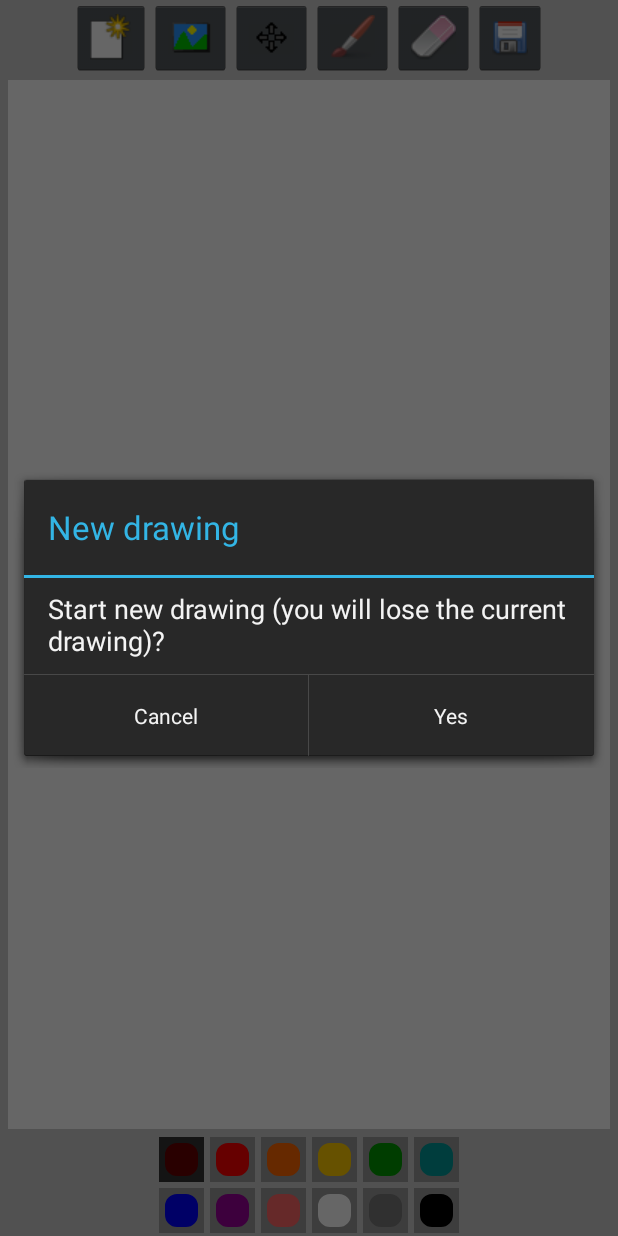
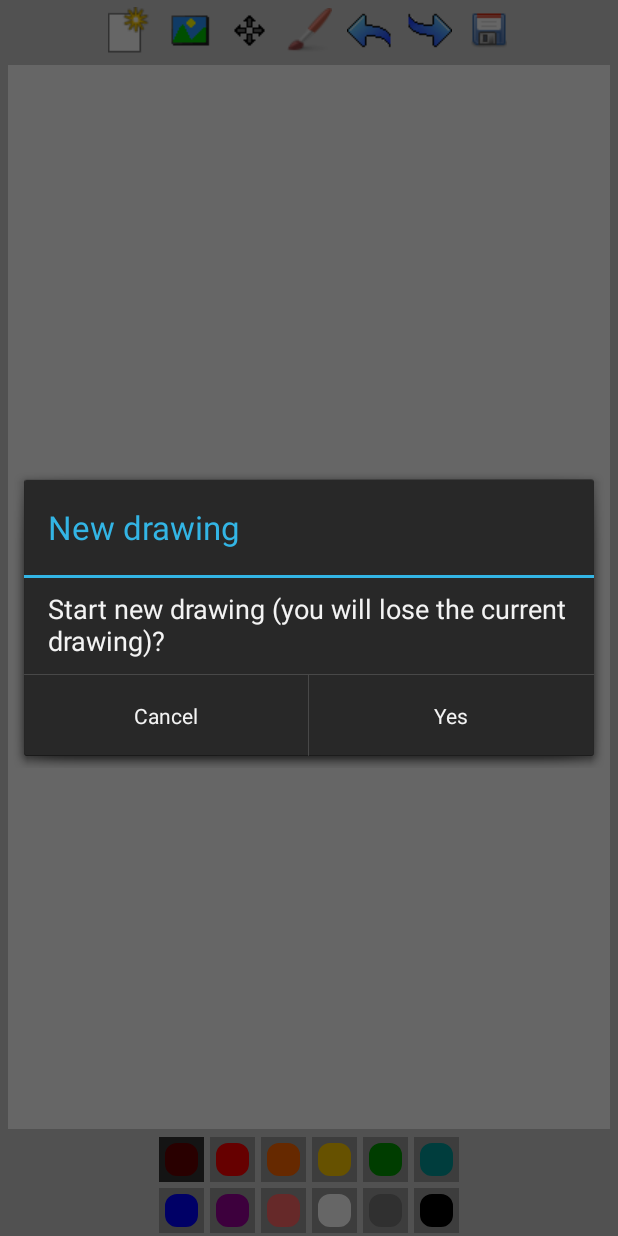
Before and after one commit to chrislyle/Splodge, an Android app: the screen it shows after launch (MainActivity), after a tap on "New", on a phone screen of 412 x 824 dp. Run offline under Robolectric (Android 15) with nearby library versions, the phone set to English and light mode, and no system bars.

Commit message:
undo redo initial

```diff
--- a/app/build.gradle
+++ b/app/build.gradle
@@ -4,7 +4,7 @@ android {
     compileSdkVersion 27
     defaultConfig {
         applicationId "uk.co.cothamdigitalservices.chris.splodge"
-        minSdkVersion 23
+        minSdkVersion 19
         targetSdkVersion 27
         versionCode 1
         versionName "1.0"
--- a/app/src/main/java/uk/co/cothamdigitalservices/chris/splodge/DrawingView.java
+++ b/app/src/main/java/uk/co/cothamdigitalservices/chris/splodge/DrawingView.java
@@ -21,51 +21,41 @@ public class DrawingView extends ScrollView {
     public String selectedImagePath = null;
     public boolean movingImage = false;
 
-    // drawing path
     private Path drawingPath;
-    // drawing and canvas paint
     private Paint drawPaint, canvasPaint;
-    // initial color
     private int paintColor = 0xFF660000;
-    // canvas
     private Canvas drawCanvas;
-    // canvas bitmap
     private Bitmap canvasBitmap;
     private Bitmap imageBGBitmap;
     private float brushSize, lastBrushSize;
 
 
+    private float currentX, currentY;
+    private int totalX, totalY;
+    private int maxLeft, maxRight, maxTop, maxBottom;
+    private float downX, downY;
+    private int bitmapWidth, bitmapHeight;
+    private int viewWidth, viewHeight;
+    private float diffX, diffY;
+    private int maxX, maxY;
 
-    float currentX;
-    float currentY;
 
-    int totalX = 0;
-    int totalY = 0;
 
-    int maxLeft = 0;
-    int maxRight = 0;
-    int maxTop = 0;
-    int maxBottom = 0;
-
-    float downX = 0;
-    float downY = 0;
-
-    int bitmapWidth = 0;
-    int bitmapHeight = 0;
-
-    int viewWidth = 0;
-    int viewHeight = 0;
-
-    float diffX = 0;
-    float diffY = 0;
-
-    int maxX = 0;
-    int maxY = 0;
+    private DrawingBuffer dbuff;
 
 
     public DrawingView(Context context, AttributeSet attrs) {
         super(context, attrs);
+
         setupDrawing();
+    }
+
+    public void undo(){
+        dbuff.undo(drawCanvas);
+    }
+
+    public void redo(){
+        dbuff.redo(drawCanvas);
     }
 
     private void setupDrawing() {
@@ -81,6 +71,8 @@ public class DrawingView extends ScrollView {
         canvasPaint = new Paint(Paint.DITHER_FLAG);
         brushSize = getResources().getInteger(R.integer.medium_size);
         lastBrushSize = brushSize;
+
+        dbuff = new DrawingBuffer(this, drawingPath, drawPaint);
     }
 
     public Bitmap getCanvasBitmap() {
@@ -98,7 +90,7 @@ public class DrawingView extends ScrollView {
     {
         // loaded an image set it as the background
         imageBGBitmap = null;
-        if(selectedImagePath != null){
+        if( selectedImagePath != null ){
             final BitmapFactory.Options options = new BitmapFactory.Options();
             options.inJustDecodeBounds =true;
             BitmapFactory.decodeFile(selectedImagePath, options);
@@ -110,10 +102,10 @@ public class DrawingView extends ScrollView {
                         mutableBitmap.getWidth(),mutableBitmap.getHeight());
             }
         }
-        if (imageBGBitmap == null){
+        if ( imageBGBitmap == null ){
             canvasBitmap = Bitmap.createBitmap(w, h, Bitmap.Config.ARGB_8888);
         }
-        if ( canvasBitmap != null) {
+        if ( canvasBitmap != null ) {
             drawCanvas = new Canvas(canvasBitmap);
             bitmapWidth = canvasBitmap.getWidth();
             bitmapHeight = canvasBitmap.getHeight();
@@ -241,16 +233,20 @@ public class DrawingView extends ScrollView {
             float touchY = event.getY();
             switch (event.getAction()) {
                 case MotionEvent.ACTION_DOWN:
-                    drawingPath.moveTo(touchX, touchY);
+                    //drawingPath.moveTo(touchX, touchY);
+                    dbuff.moveTo(MotionEvent.ACTION_DOWN, paintColor, brushSize, touchX, touchY);
                     break;
                 case MotionEvent.ACTION_MOVE:
-                    drawingPath.lineTo(touchX, touchY);
+                    //drawingPath.lineTo(touchX, touchY);
+                    dbuff.lineTo(MotionEvent.ACTION_MOVE, paintColor, brushSize, touchX, touchY);
                     break;
                 case MotionEvent.ACTION_UP:
-                    drawingPath.offset(bitmapWidth/2 - viewWidth/2 - totalX,
-                            bitmapHeight/2 - viewHeight/2  - totalY);
-                    drawCanvas.drawPath(drawingPath, drawPaint);
-                    drawingPath.reset();
+//                    drawingPath.offset(bitmapWidth/2 - viewWidth/2 - totalX,
+//                            bitmapHeight/2 - viewHeight/2  - totalY);
+//                    drawCanvas.drawPath(drawingPath, drawPaint);
+//                    drawingPath.reset();
+
+                    dbuff.pathDraw(drawCanvas,bitmapWidth/2 - viewWidth/2 - totalX, bitmapHeight/2 - viewHeight/2  - totalY);
                     break;
                 default:
                     return false;
--- a/app/src/main/res/layout/activity_main.xml
+++ b/app/src/main/res/layout/activity_main.xml
@@ -8,49 +8,62 @@
 
     <LinearLayout
         android:layout_width="wrap_content"
-        android:layout_height="50dp"
+        android:layout_height="40dp"
         android:layout_gravity="center"
         android:orientation="horizontal" >
 
         <ImageButton
+            android:background="#FFCCCCCC"
             android:id="@+id/new_btn"
-            android:layout_width="wrap_content"
-            android:layout_height="fill_parent"
+            android:layout_width="40dp"
+            android:layout_height="40dp"
             android:contentDescription="@string/start_new"
             android:src="@drawable/new_pic" />
 
         <ImageButton
+            android:background="#FFCCCCCC"
             android:id="@+id/open_gallery_btn"
-            android:layout_width="wrap_content"
-            android:layout_height="fill_parent"
+            android:layout_width="40dp"
+            android:layout_height="40dp"
             android:contentDescription="Gallery"
             android:src="@drawable/open_gallery_btn" />
 
         <ImageButton
+            android:background="#FFCCCCCC"
             android:id="@+id/toggle_move_btn"
-            android:layout_width="wrap_content"
-            android:layout_height="fill_parent"
+            android:layout_width="40dp"
+            android:layout_height="40dp"
             android:contentDescription="Toggle Move"
             android:src="@drawable/toggle_move_off_btn" />
 
         <ImageButton
+            android:background="#FFCCCCCC"
             android:id="@+id/draw_btn"
-            android:layout_width="wrap_content"
-            android:layout_height="fill_parent"
+            android:layout_width="40dp"
+            android:layout_height="40dp"
             android:contentDescription="@string/brush"
             android:src="@drawable/brush" />
 
         <ImageButton
-            android:id="@+id/erase_btn"
-            android:layout_width="wrap_content"
-            android:layout_height="fill_parent"
+            android:background="#FFCCCCCC"
+            android:id="@+id/undo_btn"
+            android:layout_width="40dp"
+            android:layout_height="40dp"
             android:contentDescription="@string/erase"
-            android:src="@drawable/eraser" />
+            android:src="@drawable/undo" />
+        <ImageButton
+            android:background="#FFCCCCCC"
+            android:id="@+id/redo_btn"
+            android:layout_width="40dp"
+            android:layout_height="40dp"
+            android:contentDescription="@string/erase"
+            android:src="@drawable/redo" />
 
         <ImageButton
+            android:background="#FFCCCCCC"
             android:id="@+id/save_btn"
-            android:layout_width="wrap_content"
-            android:layout_height="fill_parent"
+            android:layout_width="40dp"
+            android:layout_height="40dp"
             android:contentDescription="@string/save"
             android:src="@drawable/save" />
     </LinearLayout>
```
Also changed, not shown: app/src/main/java/uk/co/cothamdigitalservices/chris/splodge/DrawingBuffer.java (added, +150 -0 lines), app/src/main/java/uk/co/cothamdigitalservices/chris/splodge/DrawingBufferItem.java (added, +39 -0 lines), app/src/main/java/uk/co/cothamdigitalservices/chris/splodge/MainActivity.java (+9 -39 lines), app/src/main/res/drawable/redo.png (added), app/src/main/res/drawable/undo.png (added).
